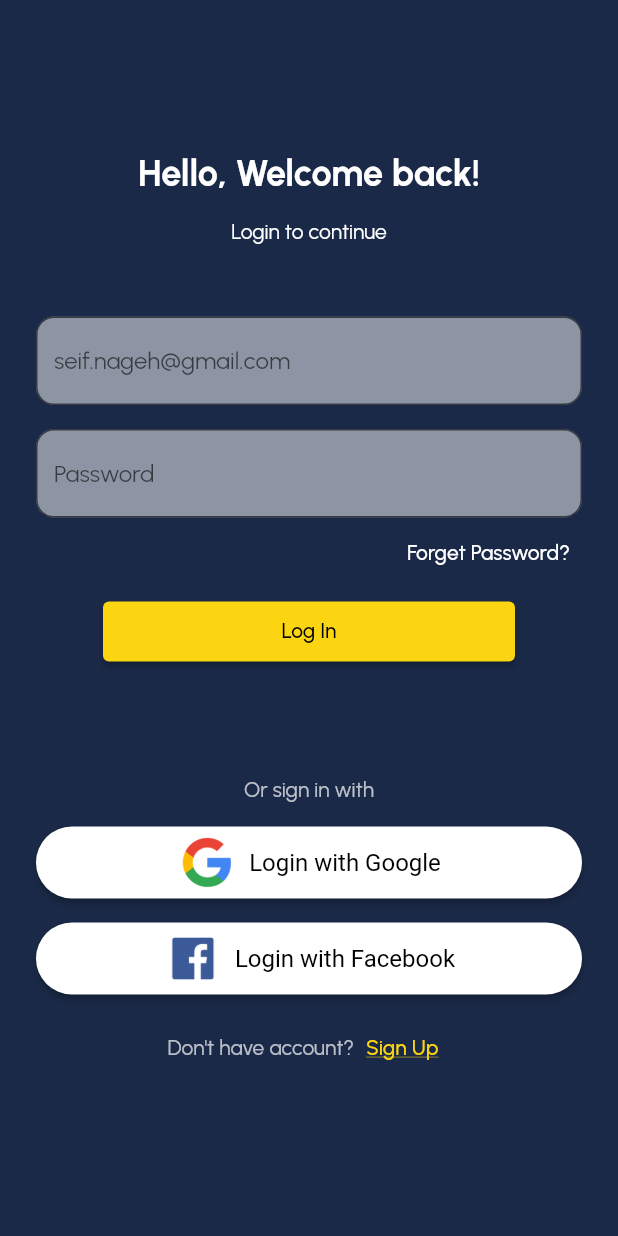
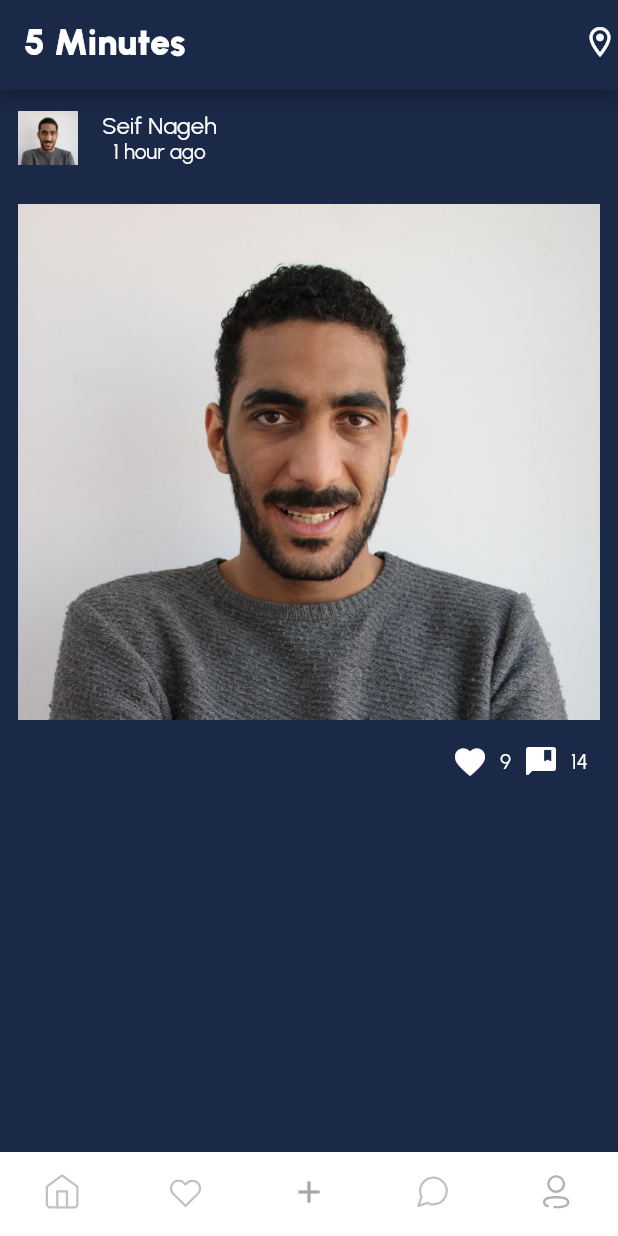
Before and after one commit to Seif-Nageh/social_media, a Flutter app: the screen it shows after launch, after a tap on "Log In", on a phone screen of 412 x 824 dp. Run offline on Flutter 3.47's test engine with Material 2 defaults, Android fonts, the phone set to English and light mode, and no system bars; our stand-ins replace flutter_svg.

Commit message:
Ui Update

```diff
--- /dev/null
+++ b/lib/components/main_post.dart
@@ -0,0 +1,60 @@
+import 'package:flutter/material.dart';
+import 'package:social_media/styles/theme_fonts.dart';
+
+class MainPost extends StatelessWidget {
+  const MainPost({super.key});
+
+  @override
+  Widget build(BuildContext context) {
+    return Column(
+      children: [
+        Row(
+          children: [
+            Image.asset(
+              "assets/temp/user1.jpg",
+              width: 40,
+              height: 40,
+            ),
+            const SizedBox(
+              width: 16,
+            ),
+            const Column(
+              children: [
+                Text(
+                  "Seif Nageh",
+                  style: ThemeFonts.bodyFirst,
+                ),
+                Text("1 hour ago"),
+              ],
+            )
+          ],
+        ),
+        const SizedBox(
+          height: 24,
+        ),
+        Image.asset(
+          "assets/temp/user1.jpg",
+          width: MediaQuery.of(context).size.width,
+        ),
+        const SizedBox(
+          height: 16,
+        ),
+        const Row(
+          mainAxisAlignment: MainAxisAlignment.end,
+          children: [
+            Icon(Icons.favorite),
+            Padding(
+              padding: EdgeInsets.symmetric(horizontal: 8),
+              child: Text("9"),
+            ),
+            Icon(Icons.comment_bank_rounded),
+            Padding(
+              padding: EdgeInsets.symmetric(horizontal: 8),
+              child: Text("14"),
+            ),
+          ],
+        )
+      ],
+    );
+  }
+}
--- /dev/null
+++ b/lib/components/theme_app_bar.dart
@@ -0,0 +1,25 @@
+import 'package:flutter/material.dart';
+import 'package:social_media/styles/theme_colors.dart';
+import 'package:social_media/styles/theme_fonts.dart';
+
+class ThemeAppBar extends StatelessWidget implements PreferredSizeWidget {
+  final String title;
+  final List<Widget> actions;
+  const ThemeAppBar({super.key, required this.title, required this.actions});
+
+  @override
+  Widget build(BuildContext context) {
+    return AppBar(
+      title: Text(
+        title,
+        style: ThemeFonts.headerFirst,
+      ),
+      backgroundColor: ThemeColors.background,
+      centerTitle: false,
+      actions: actions,
+    );
+  }
+
+  @override
+  Size get preferredSize => const Size.fromHeight(60);
+}
--- a/lib/main.dart
+++ b/lib/main.dart
@@ -1,5 +1,6 @@
 import 'package:flutter/material.dart';
 import 'package:social_media/pages/login_page.dart';
+import 'package:social_media/pages/main_page.dart';
 import 'package:social_media/styles/theme_colors.dart';
 
 void main() {
@@ -15,8 +16,13 @@ class MyApp extends StatelessWidget {
       theme: ThemeData(
         fontFamily: "Urbanist",
         scaffoldBackgroundColor: ThemeColors.background,
+        brightness: Brightness.dark,
       ),
-      home: LoginPage(),
+      initialRoute: "/",
+      routes: {
+        "/": (context) => const LoginPage(),
+        "/main": (context) => const MainPage(),
+      },
     );
   }
 }
--- /dev/null
+++ b/lib/pages/home_page.dart
@@ -0,0 +1,47 @@
+import 'package:flutter/material.dart';
+import 'package:social_media/components/main_post.dart';
+import 'package:social_media/components/theme_app_bar.dart';
+
+class HomePage extends StatefulWidget {
+  HomePage({super.key});
+
+  @override
+  State<HomePage> createState() => _HomePageState();
+}
+
+class _HomePageState extends State<HomePage> {
+  List<Widget> usersPosts = [];
+
+  @override
+  Widget build(BuildContext context) {
+    posts();
+    return Scaffold(
+      appBar: ThemeAppBar(
+        title: "5 Minutes",
+        actions: [
+          Icon(Icons.location_on_outlined),
+        ],
+      ),
+      body: Container(
+        padding: const EdgeInsets.all(12.0),
+        child: ListView.separated(
+            itemBuilder: (BuildContext context, int index) {
+              return usersPosts[index];
+            },
+            separatorBuilder: (BuildContext context, int index) {
+              return const SizedBox(
+                height: 24,
+              );
+            },
+            itemCount: usersPosts.length),
+      ),
+    );
+  }
+
+  posts() {
+    usersPosts = [];
+    for (int i = 0; i < 1; i++) {
+      usersPosts.add(const MainPost());
+    }
+  }
+}
--- a/lib/pages/login_page.dart
+++ b/lib/pages/login_page.dart
@@ -39,7 +39,9 @@ class LoginPage extends StatelessWidget {
                   decoration: InputDecoration(
                     hintText: "seif.nageh@gmail.com",
                     border: const OutlineInputBorder(
-                      borderRadius: BorderRadius.all(Radius.circular(12)),
+                      borderRadius: BorderRadius.all(
+                        Radius.circular(12),
+                      ),
                     ),
                     filled: true,
                     fillColor: ThemeColors.white.withOpacity(0.5),
@@ -77,7 +79,9 @@ class LoginPage extends StatelessWidget {
                   width: MediaQuery.of(context).size.width / 3 * 2,
                   height: 40,
                   child: ElevatedButton(
-                    onPressed: () {},
+                    onPressed: () {
+                      Navigator.of(context).pushReplacementNamed("/main");
+                    },
                     style: ElevatedButton.styleFrom(
                       backgroundColor: ThemeColors.primary,
                       foregroundColor: ThemeColors.black,
@@ -88,7 +92,9 @@ class LoginPage extends StatelessWidget {
                 const Spacer(),
                 Text(
                   "Or sign in with",
-                  style: TextStyle(color: ThemeColors.white.withOpacity(0.7)),
+                  style: TextStyle(
+                    color: ThemeColors.white.withOpacity(0.7),
+                  ),
                 ),
                 const SizedBox(
                   height: 16,
@@ -111,7 +117,9 @@ class LoginPage extends StatelessWidget {
                         SizedBox(
                           height: 40,
                           width: 40,
-                          child: Image.asset("assets/images/google.png"),
+                          child: Image.asset(
+                            "assets/images/google.png",
+                          ),
                         ),
                         const SizedBox(width: 8),
                         const Text(
@@ -142,9 +150,13 @@ class LoginPage extends StatelessWidget {
                         SizedBox(
                           height: 40,
                           width: 40,
-                          child: Image.asset("assets/images/facebook.png"),
+                          child: Image.asset(
+                            "assets/images/facebook.png",
+                          ),
                         ),
-                        const SizedBox(width: 8),
+                        const SizedBox(
+                          width: 8,
+                        ),
                         const Text("Login with Facebook"),
                       ],
                     ),
--- /dev/null
+++ b/lib/pages/main_page.dart
@@ -0,0 +1,74 @@
+import 'package:flutter/material.dart';
+import 'package:flutter_svg/flutter_svg.dart';
+import 'package:social_media/pages/home_page.dart';
+import 'package:social_media/pages/profile_page.dart';
+import 'package:social_media/styles/theme_colors.dart';
+
+class MainPage extends StatefulWidget {
+  const MainPage({super.key});
+
+  @override
+  State<MainPage> createState() => _MainPageState();
+}
+
+class _MainPageState extends State<MainPage> {
+  int currentIndex = 0;
+  final pages = [
+    HomePage(),
+    const Center(
+      child: Text("Favorite"),
+    ),
+    const Center(
+      child: Text("Add Post"),
+    ),
+    const Center(
+      child: Text("Messages"),
+    ),
+    ProfilePage(),
+  ];
+
+  @override
+  Widget build(BuildContext context) {
+    return Scaffold(
+      body: pages[currentIndex],
+      bottomNavigationBar: BottomNavigationBar(
+        showSelectedLabels: false,
+        showUnselectedLabels: false,
+        type: BottomNavigationBarType.fixed,
+        backgroundColor: ThemeColors.white,
+        selectedItemColor: ThemeColors.black,
+        unselectedItemColor: ThemeColors.disabledFont,
+        currentIndex: currentIndex,
+        onTap: (index) {
+          setState(() {
+            currentIndex = index;
+          });
+        },
+        items: [
+          BottomNavigationBarItem(
+            label: "home",
+            icon: SvgPicture.asset(
+              "assets/icons/home.svg",
+            ),
+          ),
+          BottomNavigationBarItem(
+            label: "favorite",
+            icon: SvgPicture.asset("assets/icons/heart.svg"),
+          ),
+          const BottomNavigationBarItem(
+            label: "add post",
+            icon: Icon(Icons.add),
+          ),
+          BottomNavigationBarItem(
+            label: "chat",
+            icon: SvgPicture.asset("assets/icons/chat.svg"),
+          ),
+          BottomNavigationBarItem(
+            label: "user",
+            icon: SvgPicture.asset("assets/icons/user.svg"),
+          ),
+        ],
+      ),
+    );
+  }
+}
--- /dev/null
+++ b/lib/styles/theme_fonts.dart
@@ -0,0 +1,51 @@
+import 'package:flutter/material.dart';
+
+class ThemeFonts {
+  static const double _bodyFirstFontSize = 16.0;
+  static const double _bodySecondFontSize = 14.0;
+  static const headerFirst = TextStyle(
+    fontSize: 24,
+    fontWeight: FontWeight.w900,
+  );
+
+  static const headerSecond = TextStyle(
+    fontSize: 24,
+    fontWeight: FontWeight.w600,
+  );
+
+  static const subtitle = TextStyle(
+    fontSize: 24,
+    fontWeight: FontWeight.w600,
+  );
+
+  static const bodyFirst = TextStyle(
+    fontSize: _bodyFirstFontSize,
+    fontWeight: FontWeight.normal,
+  );
+
+  static const bodyFirstSemibold = TextStyle(
+    fontSize: _bodyFirstFontSize,
+    fontWeight: FontWeight.w600,
+  );
+
+  static const bodyFirstMedium = TextStyle(
+    fontSize: _bodyFirstFontSize,
+    fontWeight: FontWeight.w500,
+  );
+
+  static const bodySecond = TextStyle(
+    fontSize: _bodySecondFontSize,
+    fontWeight: FontWeight.normal,
+  );
+
+  static const bodySecondMedium = TextStyle(
+    fontSize: _bodySecondFontSize,
+    fontWeight: FontWeight.w500,
+  );
+
+  static const bodySecondUnderline = TextStyle(
+    fontSize: _bodySecondFontSize,
+    fontWeight: FontWeight.normal,
+    fontStyle: FontStyle.italic,
+  );
+}
--- a/pubspec.yaml
+++ b/pubspec.yaml
@@ -34,6 +34,7 @@ dependencies:
   # The following adds the Cupertino Icons font to your application.
   # Use with the CupertinoIcons class for iOS style icons.
   cupertino_icons: ^1.0.2
+  flutter_svg: ^2.0.9
 
 dev_dependencies:
   flutter_test:
@@ -59,6 +60,8 @@ flutter:
   # To add assets to your application, add an assets section, like this:
   assets:
     - assets/images/
+    - assets/temp/
+    - assets/icons/
 
   # An image asset can refer to one or more resolution-specific "variants", see
   # https://flutter.dev/assets-and-images/#resolution-aware
```
Also changed, not shown: lib/pages/profile_page.dart (added, +118 -0 lines), assets/icons/chat.svg (added), assets/icons/heart.svg (added), assets/icons/home.svg (added), assets/icons/user.svg (added), assets/temp/user1.jpg (added), pubspec.lock.
